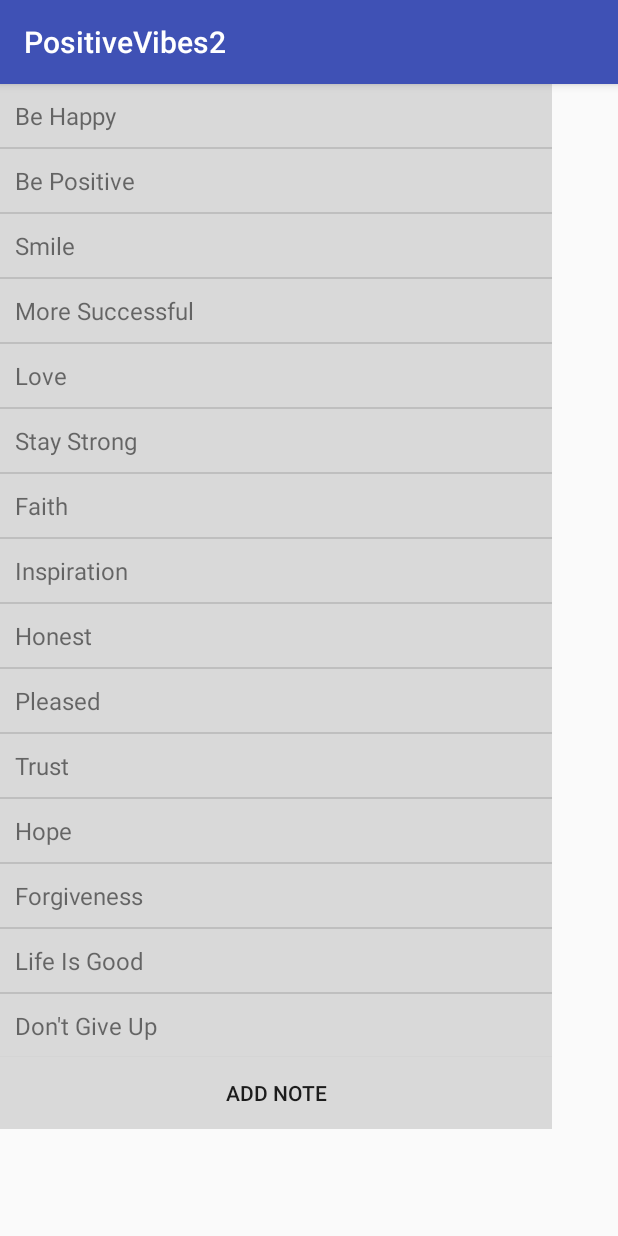
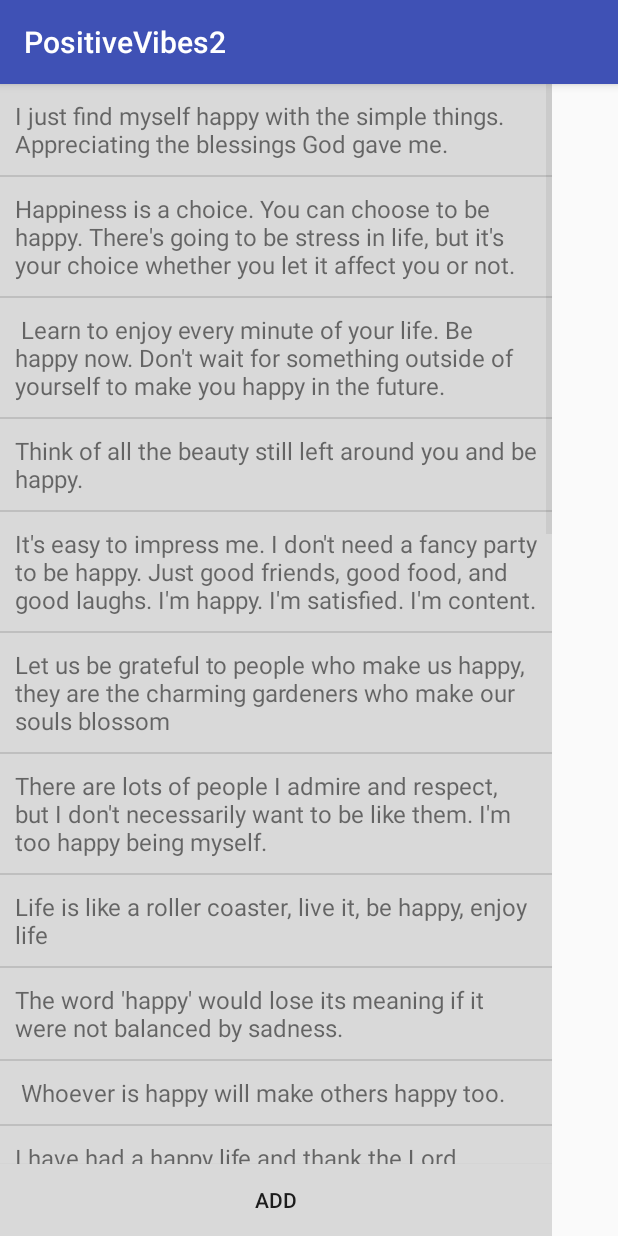
Before and after one commit to ahlamcpp/PositiveVibes2, an Android app: the Screen2 screen opened directly, with no data from a screen before it, on a phone screen of 412 x 824 dp. Run offline under Robolectric (Android 15) with nearby library versions, the phone set to English and light mode, and no system bars.

Commit message:
Changed info

```diff
--- a/app/src/main/java/myproject/positivevibes2/BeHappy.java
+++ b/app/src/main/java/myproject/positivevibes2/BeHappy.java
@@ -6,6 +6,7 @@ import android.support.design.widget.Snackbar;
 import android.support.v7.app.AppCompatActivity;
 import android.support.v7.widget.Toolbar;
 import android.view.View;
+
 
 public class BeHappy extends AppCompatActivity {
 
--- a/app/src/main/java/myproject/positivevibes2/MainActivity.java
+++ b/app/src/main/java/myproject/positivevibes2/MainActivity.java
@@ -29,11 +29,14 @@ public class MainActivity extends AppCompatActivity {
             public void onClick(View v) {
 
 
-                Intent toy = new Intent(MainActivity.this,Screen2.class);
+                Intent toy = new Intent(MainActivity.this,Screen1.class);
                 startActivity(toy);
 
             }
         });
+
+
+
 
 
     }
--- a/app/src/main/java/myproject/positivevibes2/Screen2.java
+++ b/app/src/main/java/myproject/positivevibes2/Screen2.java
@@ -35,8 +35,40 @@ public class Screen2 extends AppCompatActivity {
         mainListView = (ListView) findViewById(R.id.mainListView);
 
         // Create and populate a List of posVibes names.
-        String[] posVibes = new String[]{"Be Happy", "Be Positive", "Smile", "More Successful",
-                "Love", "Stay Strong", "Faith", "Inspiration", "Honest", "Pleased", "Trust"};
+        String[] posVibes = new String[]
+     {"I just find myself happy with the simple things. Appreciating the blessings God gave me.",
+       "Happiness is a choice. You can choose to be happy. There's going to be stress in life, " +
+               "but it's your choice whether you let it affect you or not.",
+     " Learn to enjoy every minute of your life. Be happy now. Don't wait for something outside of yourself to make you happy in the future.",
+     "Think of all the beauty still left around you and be happy.",
+      "It's easy to impress me. I don't need a fancy party to be happy. Just good friends, good food, and good laughs. I'm happy. I'm satisfied. I'm content.",
+       "Let us be grateful to people who make us happy, they are the charming gardeners who make our souls blossom",
+        "There are lots of people I admire and respect, but I don't necessarily want to be like them. I'm too happy being myself.",
+         "Life is like a roller coaster, live it, be happy, enjoy life",
+        "The word 'happy' would lose its meaning if it were not balanced by sadness.",
+       " Whoever is happy will make others happy too.",
+      "I have had a happy life and thank the Lord. Goodbye and may God bless all!",
+             "There is only one happiness in this life, to love and be loved.",
+             "Happiness is when what you think, what you say, and what you do are in harmony.",
+             "The measure of success is happiness and peace of mind.",
+             "The true secret of happiness lies in taking a genuine interest in all the details of daily life",
+             " Happiness lies in the joy of achievement and the thrill of creative effort.",
+             " For happiness one needs security, but joy can spring like a flower even from the cliffs of despair.",
+             "Caring about others, running the risk of feeling, and leaving an impact on people, brings happiness",
+             "Fashion is all about happiness. It's fun. It's important. But it's not medicine.",
+             "They must often change, who would be constant in happiness or wisdom.",
+             "Happiness is a thing to be practiced, like the violin.",
+/*             "Trust",
+             "Trust",
+             "Trust",
+             "Trust",
+             "Trust",
+             "Trust",
+             "Trust",
+             "Trust",
+             "Trust",
+             "Trust",
+             "Trust",*/ };
         ArrayList<String> posVibesList = new ArrayList<String>();
         posVibesList.addAll(Arrays.asList(posVibes));
 
@@ -47,10 +79,10 @@ public class Screen2 extends AppCompatActivity {
         // into the ArrayAdapter constructor, you must not add more items.
         // Otherwise an exception will occur.
 
-        listAdapter.add("Hope");
-        listAdapter.add("Forgiveness");
-        listAdapter.add("Life Is Good");
-        listAdapter.add("Don't Give Up");
+        listAdapter.add("The moments of happiness we enjoy take us by surprise. It is not that we seize them, but that they seize us");
+        listAdapter.add("It isn’t what you have, or who you are, or where you are, or what you are doing that makes you happy or unhappy. It is what you think about.");
+        listAdapter.add("Love is that condition in which the happiness of another person is essential to your own.");
+        listAdapter.add("The only joy in the world is to begin.");
 
         // Set the ArrayAdapter as the ListView's adapter.
         mainListView.setAdapter(listAdapter);
--- a/app/src/main/res/layout/activity_screen2.xml
+++ b/app/src/main/res/layout/activity_screen2.xml
@@ -21,15 +21,13 @@
                 android:background="#d9d9d9" />
 
 
-
-
-            <Button
-                android:id="@+id/addnote"
-                android:layout_width="match_parent"
-                android:layout_height="wrap_content"
-                android:layout_gravity="center"
-                android:text="@string/add_note"
-                android:background="#d9d9d9" />
+        <Button
+            android:id="@+id/addnote"
+            android:layout_width="match_parent"
+            android:layout_height="wrap_content"
+            android:layout_gravity="center"
+            android:background="#d9d9d9"
+            android:text="Add" />
 
     </LinearLayout>
 
--- a/app/src/main/res/layout/screen1_row.xml
+++ b/app/src/main/res/layout/screen1_row.xml
@@ -1,7 +1,8 @@
 <TextView xmlns:android="http://schemas.android.com/apk/res/android"
+    xmlns:tools="http://schemas.android.com/tools"
     android:id="@+id/rowTextView"
     android:layout_width="fill_parent"
     android:layout_height="wrap_content"
     android:padding="10dp"
-    android:textSize="16sp" >
+    android:textSize="16sp">
 </TextView>
```
Also changed, not shown: app/build.gradle (+21 -0 lines), app/src/main/AndroidManifest.xml (+25 -1 lines), app/src/main/res/layout/activity_main.xml (+4 -5 lines), app/src/main/res/values/strings.xml (+15 -0 lines), build.gradle (+6 -1 lines).
